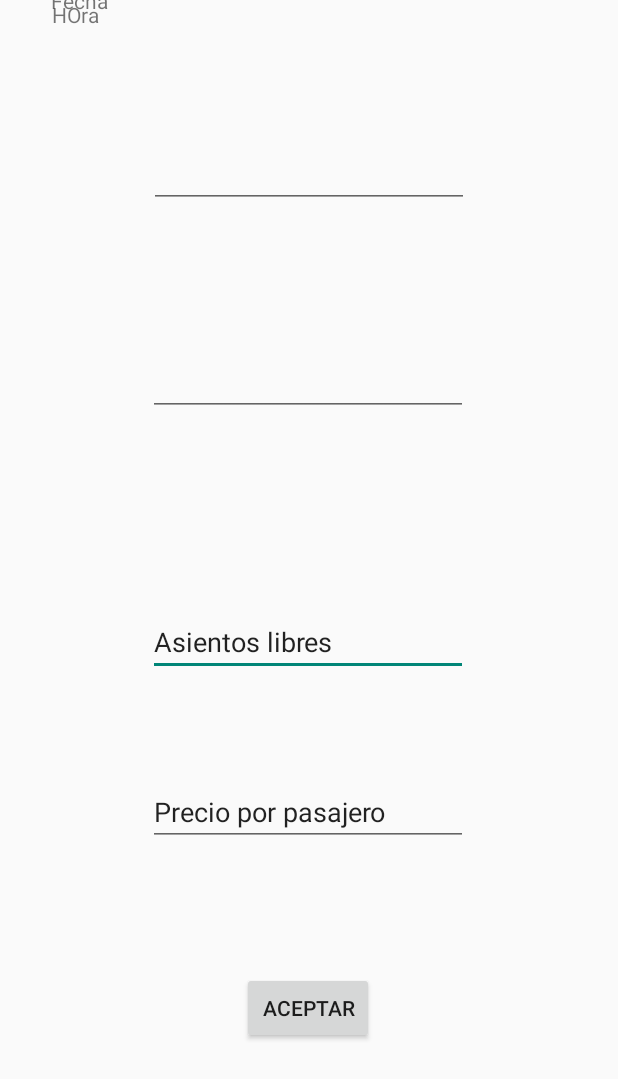
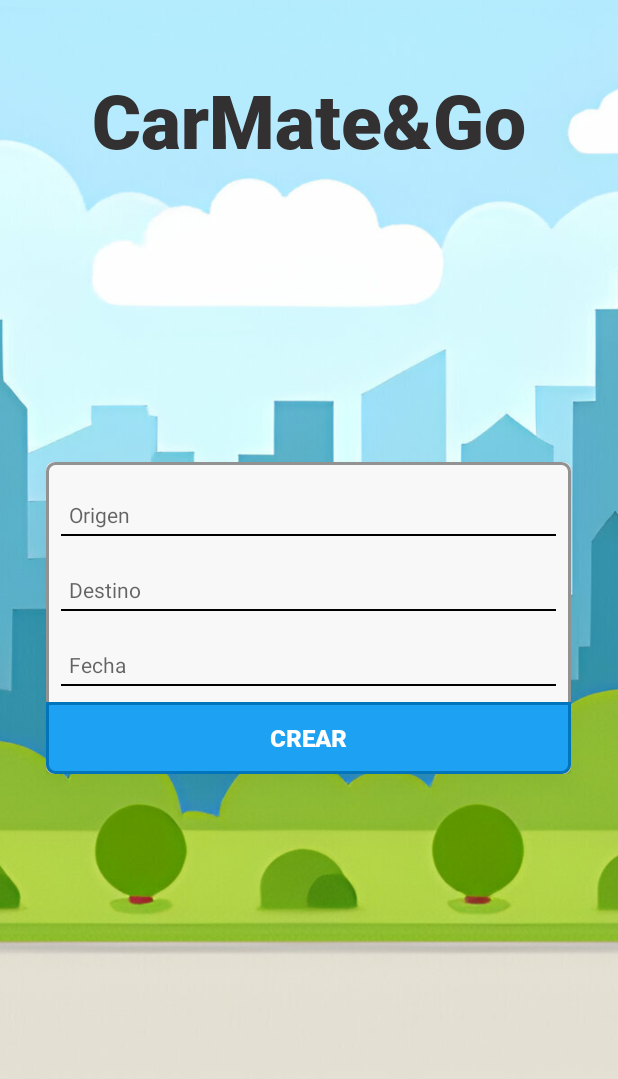
Before and after one commit to 14748/CarMateAndGo, an Android app built with Jetpack Compose: the CreateRoute screen opened directly, with no data from a screen before it, on a phone screen of 412 x 824 dp. Shown: the top 1079 px of the screen. Run offline under Robolectric (Android 15) with nearby library versions, the phone set to English and light mode, and no system bars.

Commit message:
Crear Ruta UI y funcionalidad

```diff
--- a/app/src/main/java/org/cuatrovientos/blablacar/activities/CreateRoute.java
+++ b/app/src/main/java/org/cuatrovientos/blablacar/activities/CreateRoute.java
@@ -1,16 +1,141 @@
 package org.cuatrovientos.blablacar.activities;
+
+import static android.content.ContentValues.TAG;
 
 import androidx.appcompat.app.AppCompatActivity;
 
+import android.app.DatePickerDialog;
+import android.content.Intent;
 import android.os.Bundle;
+import android.util.Log;
+import android.view.View;
+import android.widget.Button;
+import android.widget.DatePicker;
+import android.widget.EditText;
+import android.widget.TextView;
 
 import org.cuatrovientos.blablacar.R;
+import org.cuatrovientos.blablacar.models.PlaceOpenStreetMap;
+
+import java.io.Serializable;
+import java.text.BreakIterator;
+import java.util.Calendar;
 
 public class CreateRoute extends AppCompatActivity {
+
+    TextView origin;
+    Double originLat;
+    Double originLon;
+    PlaceOpenStreetMap PlaceOrigin;
+    TextView destination;
+    Double destinationLat;
+    Double destinationLon;
+    PlaceOpenStreetMap PlaceDestination;
+    TextView date;
+
+    Button createRoute;
+
+    int codigoDeSolicitud = 1;
 
     @Override
     protected void onCreate(Bundle savedInstanceState) {
         super.onCreate(savedInstanceState);
         setContentView(R.layout.activity_create_route);
+
+        origin = findViewById(R.id.lblOrigin);
+        destination = findViewById(R.id.lblDestination);
+        date = findViewById(R.id.lblDate);
+        createRoute = findViewById(R.id.btnCreateRoute);
+
+
+
+
+
+        origin.setOnClickListener(v -> {
+            Intent intent = new Intent(CreateRoute.this, Search.class);
+            intent.putExtra("type", "origin");
+            startActivityForResult(intent, codigoDeSolicitud);
+        });
+
+        destination.setOnClickListener(v -> {
+            Intent intent = new Intent(CreateRoute.this, Search.class);
+            intent.putExtra("type", "destination");
+            startActivityForResult(intent, codigoDeSolicitud);
+        });
+
+        date.setOnClickListener(v -> {
+            mostrarDatePicker();
+        });
+
+
+
+
+
+
+
+
+
+
+        createRoute.setOnClickListener(v -> {
+            Intent intent = new Intent(CreateRoute.this, MainActivity.class);
+            intent.putExtra("origin", (Serializable) PlaceOrigin);
+            intent.putExtra("destination", (Serializable) PlaceDestination);
+            intent.putExtra("date", date.getText().toString());
+            finish();
+        });
+
+
+
+
+
+
+
     }
+    @Override
+    protected void onActivityResult(int requestCode, int resultCode, Intent data) {
+        super.onActivityResult(requestCode, resultCode, data);
+
+        // Verificar si el resultado es de ActivityB y si fue exitoso
+        if (requestCode == codigoDeSolicitud && resultCode == RESULT_OK) {
+            // Obtener los datos enviados desde ActivityB
+
+            PlaceOpenStreetMap origin = (PlaceOpenStreetMap) data.getSerializableExtra("origin");
+            PlaceOpenStreetMap destination = (PlaceOpenStreetMap) data.getSerializableExtra("destination");
+
+            if (origin != null) {
+                this.originLat = Double.valueOf(origin.getLat());
+                this.originLon = Double.valueOf(origin.getLon());
+                this.origin.setText(origin.getDisplayName());
+            } else {
+                // Handle the case where origin is null, log an error, show a message, etc.
+                Log.e(TAG, "Received null origin from the intent");
+            }
+
+            if (destination != null) {
+                this.destinationLat = Double.valueOf(destination.getLat());
+                this.destinationLon = Double.valueOf(destination.getLon());
+                // Assuming you have a destination TextView, set its text
+                this.destination.setText(destination.getDisplayName());
+            } else {
+                // Handle the case where destination is null, log an error, show a message, etc.
+                Log.e(TAG, "Received null destination from the intent");
+            }
+
+        }
+    }
+    protected void mostrarDatePicker() {
+        final Calendar calendar = Calendar.getInstance();
+        int year = calendar.get(Calendar.YEAR);
+        int month = calendar.get(Calendar.MONTH);
+        int day = calendar.get(Calendar.DAY_OF_MONTH);
+        DatePickerDialog datePickerDialog = new DatePickerDialog(this, new DatePickerDialog.OnDateSetListener() {
+            @Override
+            public void onDateSet(DatePicker view, int year, int month, int dayOfMonth) {
+                String fechaSeleccionada = dayOfMonth + "/" + (month + 1) + "/" + year;
+                date.setText(fechaSeleccionada);
+            }
+        }, year, month, day);
+        datePickerDialog.show();
+    }
+
 }
--- a/app/src/main/java/org/cuatrovientos/blablacar/activities/MainActivity.java
+++ b/app/src/main/java/org/cuatrovientos/blablacar/activities/MainActivity.java
@@ -67,8 +67,8 @@ public class MainActivity extends AppCompatActivity implements OnMapReadyCallbac
     protected void onCreate(Bundle savedInstanceState) {
         super.onCreate(savedInstanceState);
         setContentView(R.layout.activity_main);
-        button = findViewById(R.id.button2);
-        btnCreateRoute = findViewById(R.id.btnCreateScreen);
+        button = findViewById(R.id.searchbutton);
+        btnCreateRoute = findViewById(R.id.button2);
 
         SupportMapFragment mapFragment = (SupportMapFragment) getSupportFragmentManager().findFragmentById(R.id.map);
         mapFragment.getMapAsync(this);
@@ -78,7 +78,7 @@ public class MainActivity extends AppCompatActivity implements OnMapReadyCallbac
         button.setOnClickListener(new View.OnClickListener() {
             @Override
             public void onClick(View v) {
-                Intent intent = new Intent(MainActivity.this, BalanceActivity.class);
+                Intent intent = new Intent(MainActivity.this, CreateRoute.class);
                 startActivity(intent);
             }
         });
--- a/app/src/main/java/org/cuatrovientos/blablacar/models/PlaceOpenStreetMap.java
+++ b/app/src/main/java/org/cuatrovientos/blablacar/models/PlaceOpenStreetMap.java
@@ -1,9 +1,10 @@
 package org.cuatrovientos.blablacar.models;
 
+import java.io.Serializable;
 import java.util.List;
 import com.google.gson.annotations.SerializedName;
 
-public class PlaceOpenStreetMap {
+public class PlaceOpenStreetMap implements Serializable {
     @SerializedName("place_id")
     private long placeId;
 
--- /dev/null
+++ b/app/src/main/res/drawable/button_custom_background.xml
@@ -0,0 +1,63 @@
+
+<selector xmlns:android="http://schemas.android.com/apk/res/android">
+    <!-- Estado normal -->
+    <item android:state_enabled="true" android:state_pressed="false">
+        <shape android:shape="rectangle">
+            <solid android:color="#1da1f2" />
+            <corners
+                android:topLeftRadius="0dp"
+                android:topRightRadius="0dp"
+                android:bottomLeftRadius="5dp"
+                android:bottomRightRadius="5dp" />
+            <!-- Agrega padding para ajustar la esquina inferior -->
+            <padding
+                android:left="0dp"
+                android:top="0dp"
+                android:right="0dp"
+                android:bottom="8dp" />
+            <stroke android:color="#0175BC" android:width="2dp" /> <!-- Borde -->
+        </shape>
+
+        <layer-list xmlns:android="http://schemas.android.com/apk/res/android">
+
+            <!-- Capa 1: Sombra más distante -->
+            <item>
+                <shape android:shape="rectangle">
+                    <solid android:color="#22000000" />
+                    <corners android:radius="8dp" />
+                </shape>
+            </item>
+
+            <!-- Capa 2: Sombra más cercana -->
+            <item>
+                <shape android:shape="rectangle">
+                    <solid android:color="#1C000000" />
+                    <corners android:radius="8dp" />
+                </shape>
+            </item>
+
+            <!-- Puedes agregar más capas según sea necesario para ajustar la sombra -->
+
+        </layer-list>
+
+    </item>
+
+    <!-- Estado presionado -->
+    <item android:state_enabled="true" android:state_pressed="true">
+        <shape android:shape="rectangle">
+            <solid android:color="#1da1f2" />
+            <corners android:radius="8dp" />
+            <stroke android:color="#0175BC" android:width="2dp" /> <!-- Borde -->
+        </shape>
+    </item>
+
+    <!-- Estado deshabilitado -->
+    <item android:state_enabled="false">
+        <shape android:shape="rectangle">
+            <solid android:color="#808080" />
+            <corners android:radius="8dp" />
+            <stroke android:color="#0175BC" android:width="2dp" /> <!-- Borde -->
+        </shape>
+    </item>
+
+</selector>
--- /dev/null
+++ b/app/src/main/res/drawable/card.xml
@@ -0,0 +1,31 @@
+<?xml version="1.0" encoding="utf-8"?>
+<layer-list xmlns:android="http://schemas.android.com/apk/res/android">
+
+    <!-- Sombra -->
+    <item>
+        <shape android:shape="rectangle">
+            <solid android:color="#22000000" />
+            <corners android:radius="5dp" />
+        </shape>
+    </item>
+
+    <!-- Fondo -->
+    <item>
+        <shape android:shape="rectangle">
+            <solid android:color="#F8F8F8"/> <!-- Color de fondo -->
+            <corners android:radius="5dp"/> <!-- Radio de esquinas para lograr un diseño redondeado -->
+        </shape>
+    </item>
+
+    <!-- Borde -->
+    <item>
+        <shape android:shape="rectangle">
+            <solid android:color="@android:color/transparent"/>
+            <corners android:radius="5dp"/> <!-- Radio de esquinas para lograr un diseño redondeado -->
+            <stroke
+                android:color="#929292"
+                android:width="2dp"/> <!-- Ancho del borde -->
+        </shape>
+    </item>
+
+</layer-list>
--- /dev/null
+++ b/app/src/main/res/drawable/input_ubi.xml
@@ -0,0 +1,25 @@
+<!-- res/drawable/edittext_custom_background.xml -->
+
+<layer-list xmlns:android="http://schemas.android.com/apk/res/android">
+
+    <!-- Fondo transparente -->
+    <item android:drawable="@android:color/transparent" />
+
+    <!-- Línea inferior -->
+    <item
+        android:padding="2dp"
+        android:bottom="1dp"
+        android:left="-3dp"
+        android:right="-3dp"
+        android:top="-3dp">
+        <shape android:shape="rectangle">
+            <solid android:color="#00000000" />
+            <stroke
+                android:width="1dp"
+                android:color="#000000" />
+        </shape>
+    </item>
+
+
+
+</layer-list>
--- a/app/src/main/res/layout/activity_create_route.xml
+++ b/app/src/main/res/layout/activity_create_route.xml
@@ -1,90 +1,93 @@
-<?xml version="1.0" encoding="utf-8"?>
-<androidx.constraintlayout.widget.ConstraintLayout xmlns:android="http://schemas.android.com/apk/res/android"
-    xmlns:app="http://schemas.android.com/apk/res-auto"
-    xmlns:tools="http://schemas.android.com/tools"
+<?xml version="1.0" encoding="UTF-8"?>
+<RelativeLayout xmlns:android="http://schemas.android.com/apk/res/android"
+    android:layout_width="wrap_content"
+    android:layout_height="wrap_content">
+
+    <ImageView
         android:layout_width="match_parent"
         android:layout_height="match_parent"
-    tools:context=".activities.CreateRoute">
+        android:src="@drawable/background"
+
+        android:scaleType="centerCrop" />
 
     <TextView
-        android:id="@+id/textView2"
         android:layout_width="wrap_content"
         android:layout_height="wrap_content"
-        android:text="Fecha"
-        app:layout_constraintBottom_toTopOf="@+id/textView3"
-        app:layout_constraintEnd_toStartOf="@+id/etFecha"
-        app:layout_constraintHorizontal_bias="0.555"
-        app:layout_constraintStart_toStartOf="parent"
-        app:layout_constraintTop_toTopOf="parent"
-        app:layout_constraintVertical_bias="0.528" />
+        android:text="CarMate&amp;Go"
+        android:layout_centerHorizontal="true"
+        android:layout_marginTop="30dp"
+        android:textSize="50sp"
+        android:fontFamily="@font/robotoblack"
+        android:textFontWeight="900"
+        android:textColor="#323030"
+        android:gravity="center"
+        android:padding="16dp"
+    />
 
+
+    <LinearLayout
+        android:id="@+id/divView"
+        android:layout_width="350dp"
+        android:layout_height="wrap_content"
+
+        android:layout_centerInParent="true"
+        android:background="@drawable/card"
+        android:elevation="8dp"
+        android:orientation="vertical">
+
+        <!-- Primer EditText -->
         <TextView
-        android:id="@+id/textView3"
-        android:layout_width="wrap_content"
+            android:id="@+id/lblOrigin"
+            android:layout_width="match_parent"
             android:layout_height="wrap_content"
-        android:text="HOra"
-        app:layout_constraintEnd_toStartOf="@+id/etHora"
-        app:layout_constraintHorizontal_bias="0.514"
-        app:layout_constraintStart_toStartOf="parent"
-        tools:layout_editor_absoluteY="157dp" />
+            android:layout_marginTop="20dp"
+            android:layout_marginBottom="10dp"
+            android:layout_marginRight="10dp"
+            android:layout_marginLeft="10dp"
+            android:background="@drawable/input_ubi"
+            android:hint="Origen"
+            android:padding="5dp" />
 
-    <EditText
-        android:id="@+id/etAsientosLibres"
-        android:layout_width="wrap_content"
+        <!-- Segundo EditText -->
+        <TextView
+            android:id="@+id/lblDestination"
+            android:layout_width="match_parent"
             android:layout_height="wrap_content"
-        android:layout_marginBottom="68dp"
-        android:ems="10"
-        android:inputType="text"
-        android:text="Asientos libres"
-        app:layout_constraintBottom_toTopOf="@+id/etPrecio"
-        app:layout_constraintEnd_toEndOf="parent"
-        app:layout_constraintHorizontal_bias="0.497"
-        app:layout_constraintStart_toStartOf="parent" />
+            android:layout_margin="10dp"
+            android:background="@drawable/input_ubi"
+            android:hint="Destino"
+            android:padding="5dp" />
 
-    <EditText
-        android:id="@+id/etPrecio"
-        android:layout_width="wrap_content"
+        <!-- Tercer EditText -->
+        <TextView
+            android:id="@+id/lblDate"
+            android:layout_width="match_parent"
             android:layout_height="wrap_content"
-        android:layout_marginBottom="84dp"
-        android:ems="10"
-        android:inputType="text"
-        android:text="Precio por pasajero"
-        app:layout_constraintBottom_toTopOf="@+id/btnAceptarCrearRuta"
-        app:layout_constraintEnd_toEndOf="parent"
-        app:layout_constraintHorizontal_bias="0.497"
-        app:layout_constraintStart_toStartOf="parent" />
+            android:layout_margin="10dp"
+            android:background="@drawable/input_ubi"
+            android:hint="Fecha"
+            android:padding="5dp" />
 
+        <!-- Botón -->
         <Button
-        android:id="@+id/btnAceptarCrearRuta"
-        android:layout_width="wrap_content"
+            android:id="@+id/btnCreateRoute"
+            android:layout_width="match_parent"
             android:layout_height="wrap_content"
-        android:layout_marginBottom="128dp"
-        android:text="ACEPTAR"
-        app:layout_constraintBottom_toBottomOf="parent"
-        app:layout_constraintEnd_toEndOf="parent"
-        app:layout_constraintHorizontal_bias="0.498"
-        app:layout_constraintStart_toStartOf="parent" />
+            android:layout_margin="0dp"
+            android:layout_marginEnd="2dp"
+            android:layout_marginBottom="2dp"
+            android:background="@drawable/button_custom_background"
+            android:fontFamily="@font/robotoblack"
+            android:paddingStart="16dp"
+            android:paddingTop="8dp"
+            android:paddingEnd="16dp"
+            android:paddingBottom="8dp"
+            android:text="Crear"
+            android:textColor="#ffffff"
+            android:textFontWeight="900"
+            android:textSize="16sp" />
 
-    <EditText
-        android:id="@+id/etHora"
-        android:layout_width="wrap_content"
-        android:layout_height="wrap_content"
-        android:layout_marginBottom="128dp"
-        android:ems="10"
-        android:inputType="time"
-        app:layout_constraintBottom_toTopOf="@+id/etAsientosLibres"
-        app:layout_constraintEnd_toEndOf="parent"
-        app:layout_constraintHorizontal_bias="0.497"
-        app:layout_constraintStart_toStartOf="parent" />
+    </LinearLayout>
 
-    <EditText
-        android:id="@+id/etFecha"
-        android:layout_width="wrap_content"
-        android:layout_height="wrap_content"
-        android:ems="10"
-        android:inputType="date"
-        app:layout_constraintBottom_toTopOf="@+id/etHora"
-        app:layout_constraintEnd_toEndOf="parent"
-        app:layout_constraintStart_toStartOf="parent"
-        app:layout_constraintTop_toTopOf="parent" />
-</androidx.constraintlayout.widget.ConstraintLayout>
+
+</RelativeLayout>
--- a/app/src/main/res/layout/activity_search.xml
+++ b/app/src/main/res/layout/activity_search.xml
@@ -22,6 +22,7 @@
             android:layout_width="0dp"
             android:layout_height="wrap_content"
             android:layout_weight="1"
+            android:inputType="text"
             android:background="@drawable/rounded_edittext_background"
             android:hint="@string/hintSearch"
             android:padding="12dp"
--- a/app/src/main/res/layout/item_route.xml
+++ b/app/src/main/res/layout/item_route.xml
@@ -3,7 +3,8 @@
     android:layout_width="match_parent"
     android:layout_height="wrap_content"
     android:orientation="vertical"
-    android:padding="16dp">
+    android:padding="16dp"
+    android:background="@drawable/itemrecycler">
 
     <LinearLayout
         android:layout_width="match_parent"
```
Also changed, not shown: app/src/main/AndroidManifest.xml (+7 -0 lines), app/src/main/java/org/cuatrovientos/blablacar/activities/Search.java (+19 -0 lines), app/src/main/res/drawable/itemrecycler.xml (added, +15 -0 lines), app/src/main/res/layout/activity_main.xml (+13 -13 lines), app/src/main/res/drawable/background.jpg (added), app/src/main/res/drawable/clouds.jpg (added), app/src/main/res/drawable/cloudslandscape.jpg (added), app/src/main/res/drawable/landscape.jpg (added), app/src/main/res/font/robotoblack.ttf (added), 1 other file. Lines whose indentation alone changed are shown as unchanged.
